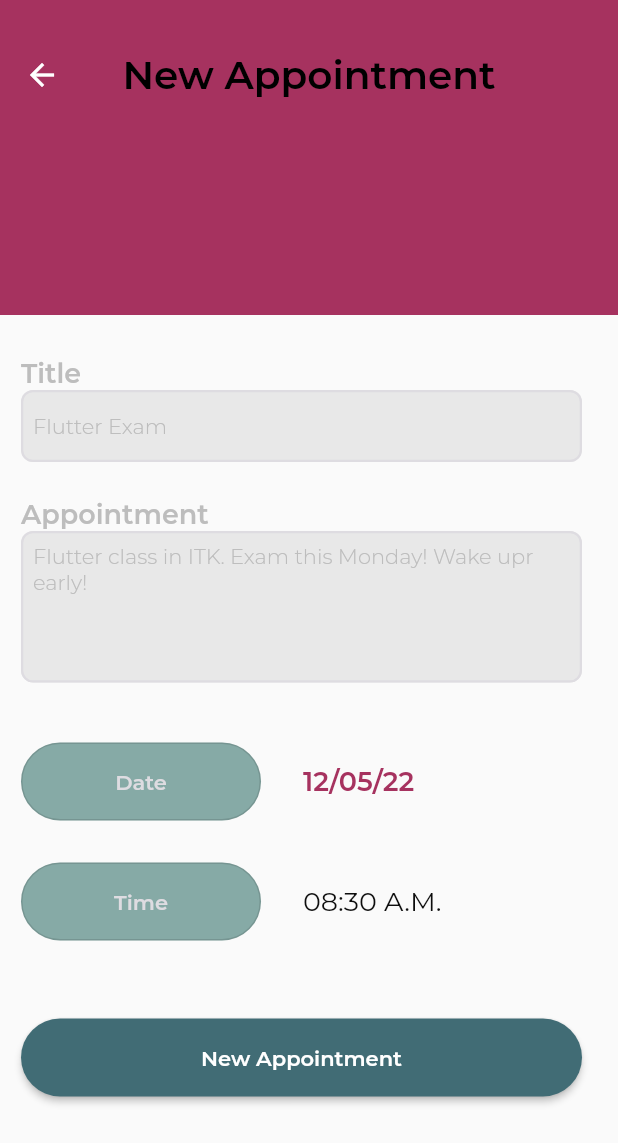
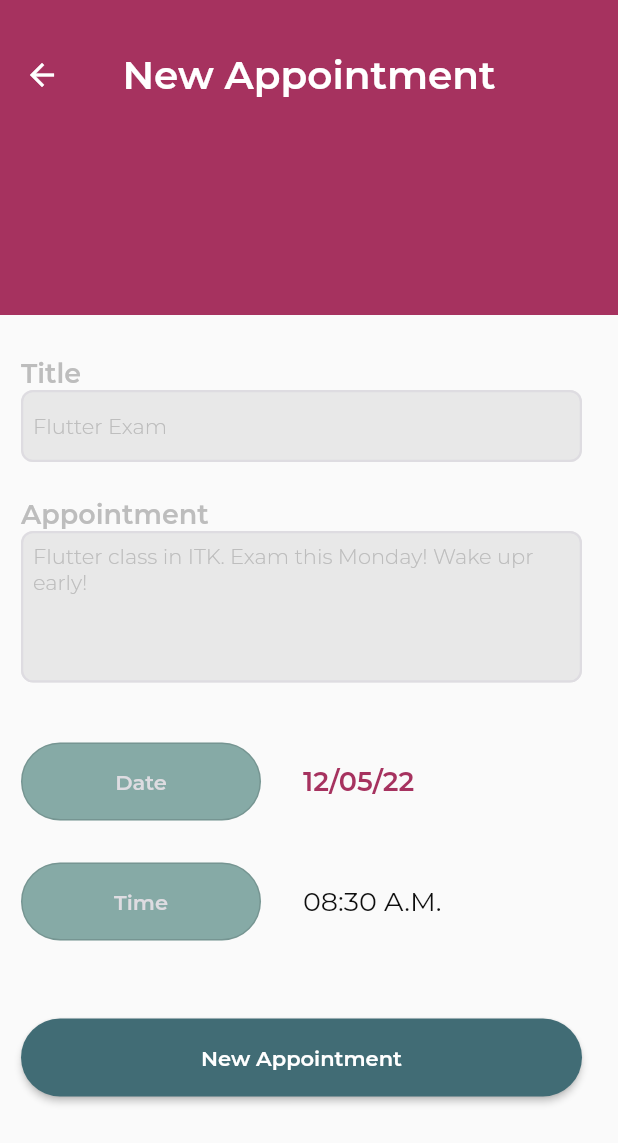
Before and after one commit to FranzRivas-Ksquare/appointment_app, a Flutter app: the NewAppointment screen opened by its route, on a phone screen of 412 x 824 dp. Shown: the top 1143 px of the screen. Run offline on Flutter 3.47's test engine with Material 2 defaults, Android fonts, the phone set to English and light mode, and no system bars; network calls fail.

Commit message:
correct color

```diff
--- a/lib/resources/color.manager.dart
+++ b/lib/resources/color.manager.dart
@@ -11,7 +11,7 @@ class ColorManager {
 
   static Color backgroundColor = HexColor.fromHex("#eeeeee");
   static Color textColor = HexColor.fromHex("#0d0d0d");
-  static Color textWhite = HexColor.fromHex("#000000");
+  static Color textWhite = HexColor.fromHex("#FFFFFF");
 
   static Color textFieldBackground = HexColor.fromHex("#E8E8E8");
   static Color textFieldText = HexColor.fromHex("#BDBDBD");
```
